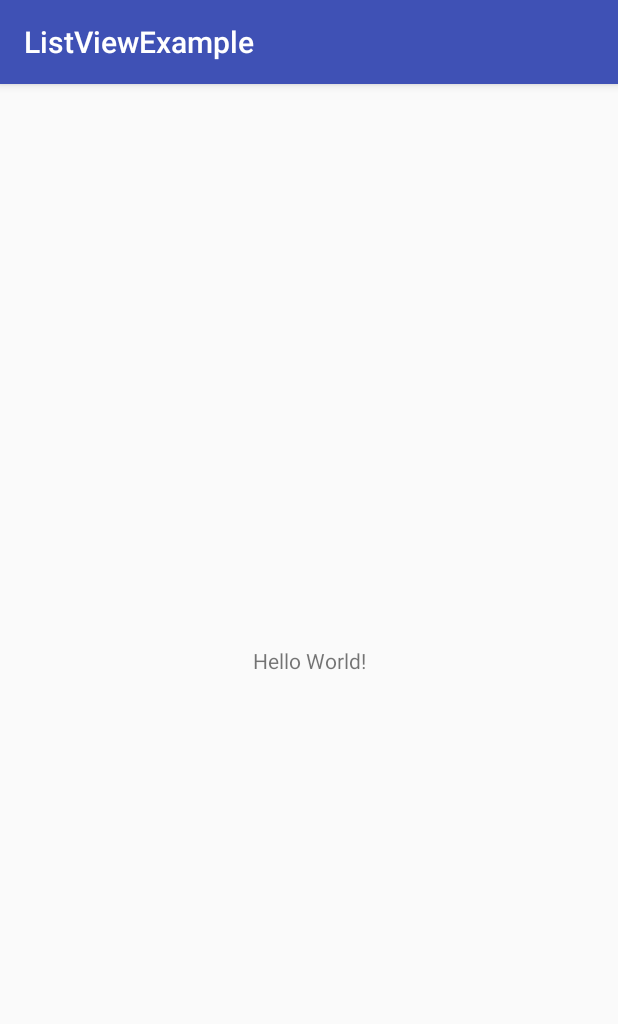
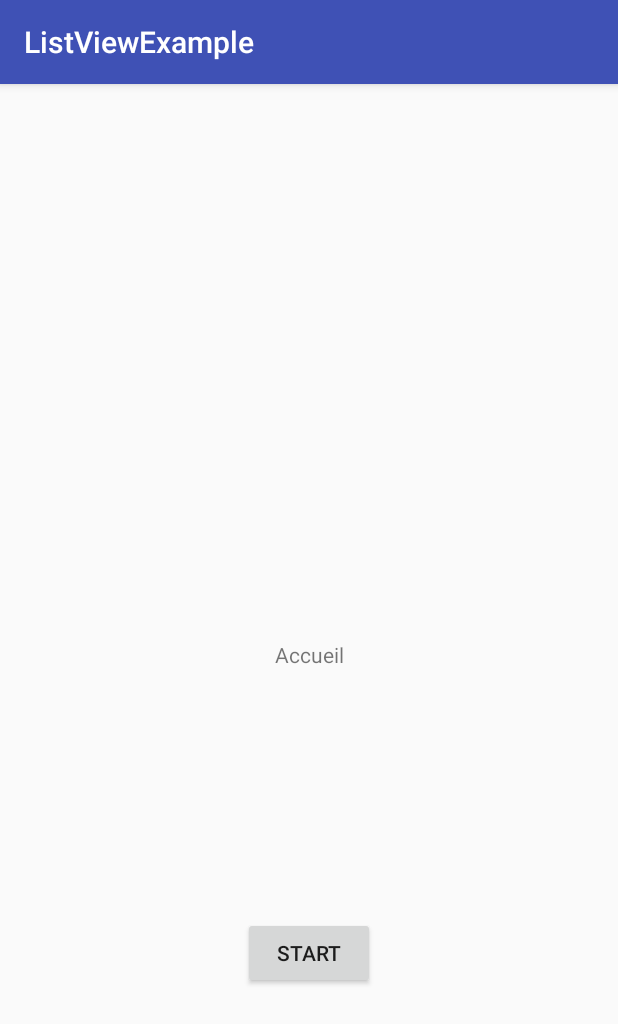
Before and after one commit to erwanlbp/cryptolist, an Android app: the screen it shows after launch (MainActivity), on a phone screen of 412 x 824 dp. Shown: the top 1024 px of the screen. Run offline under Robolectric (Android 15) with nearby library versions, the phone set to English and light mode, and no system bars.

Commit message:
Add main activity and CryptoListActivity

```diff
--- a/app/src/main/res/layout/activity_main.xml
+++ b/app/src/main/res/layout/activity_main.xml
@@ -10,10 +10,28 @@
     <TextView
         android:layout_width="wrap_content"
         android:layout_height="wrap_content"
-        android:text="Hello World!"
+        android:text="Accueil"
+        app:layout_constraintLeft_toLeftOf="parent"
+        app:layout_constraintRight_toRightOf="parent"
+        app:layout_constraintTop_toTopOf="parent"
+        android:layout_marginTop="0dp"
+        app:layout_constraintBottom_toBottomOf="parent"
+        android:layout_marginBottom="8dp"
+        android:id="@+id/textView" />
+
+    <Button
+        android:id="@+id/button"
+        android:layout_width="wrap_content"
+        android:layout_height="wrap_content"
+        android:layout_marginBottom="8dp"
+        android:layout_marginLeft="8dp"
+        android:layout_marginRight="8dp"
+        android:layout_marginTop="8dp"
+        android:onClick="clickStart"
+        android:text="Start"
         app:layout_constraintBottom_toBottomOf="parent"
         app:layout_constraintLeft_toLeftOf="parent"
         app:layout_constraintRight_toRightOf="parent"
-        app:layout_constraintTop_toTopOf="parent" />
+        app:layout_constraintTop_toBottomOf="@+id/textView" />
 
 </android.support.constraint.ConstraintLayout>
```
Also changed, not shown: app/src/main/AndroidManifest.xml (+4 -3 lines), app/src/main/java/fr/eisti/listviewexample/CryptoListActivity.java (added, +13 -0 lines), app/src/main/java/fr/eisti/listviewexample/MainActivity.java (+7 -0 lines), app/src/main/res/layout/activity_crypto_list.xml (added, +9 -0 lines).
